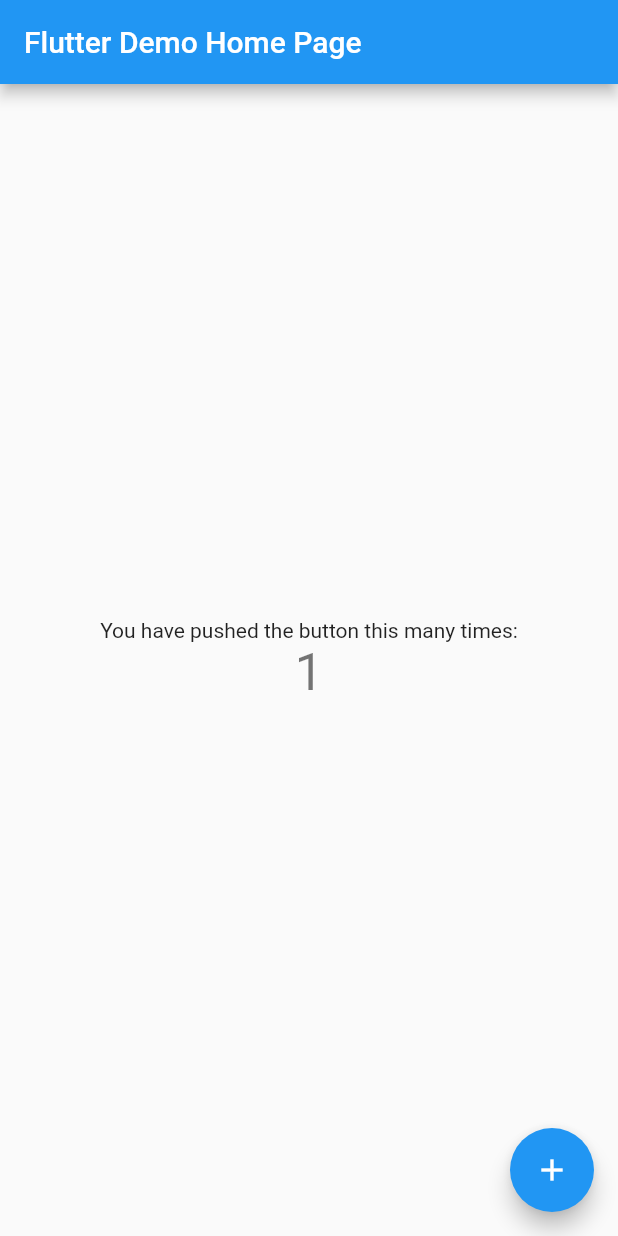
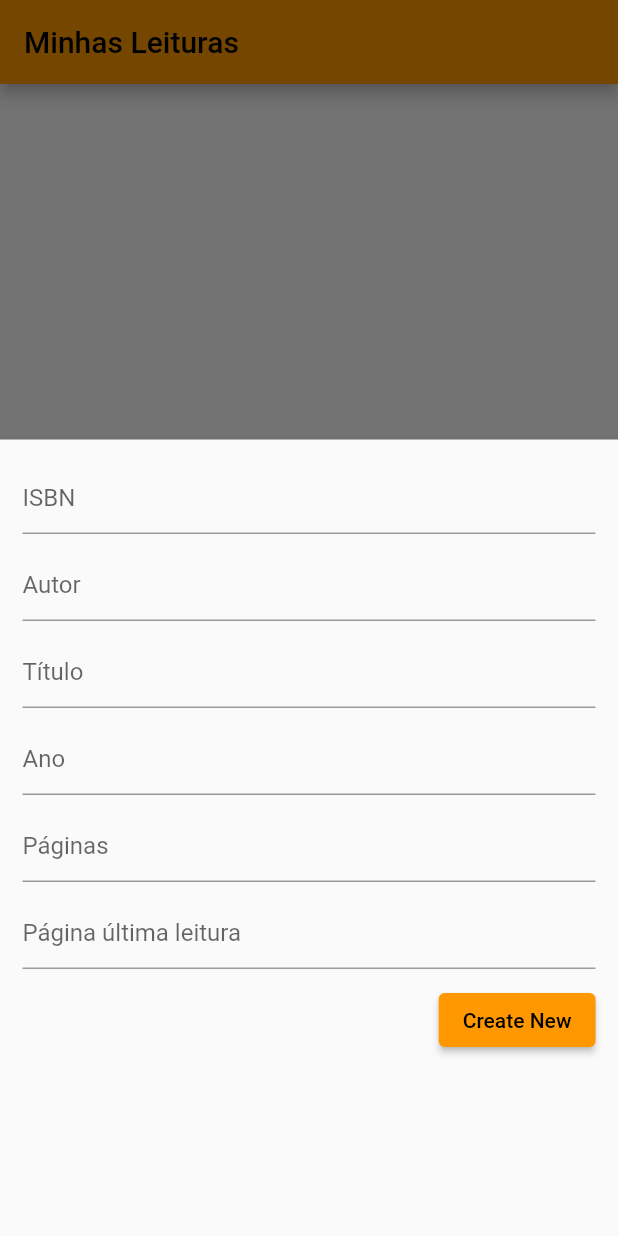
Before and after one commit to maxwelldantas/minhas_leituras, a Flutter app: the screen it shows after launch, after a tap on the "add" icon, on a phone screen of 412 x 824 dp. Run offline on Flutter 3.47's test engine with Material 2 defaults, Android fonts, the phone set to English and light mode, and no system bars; our stand-ins replace sqflite; accounts and stored records are empty.

Commit message:
Criando tela para cadastrar e listar os livros

```diff
--- a/lib/main.dart
+++ b/lib/main.dart
@@ -1,115 +1,253 @@
 import 'package:flutter/material.dart';
+import 'package:flutter/services.dart';
+
+import 'repository/database/sql_helper.dart';
 
 void main() {
   runApp(const MyApp());
 }
 
 class MyApp extends StatelessWidget {
-  const MyApp({super.key});
+  const MyApp({Key? key}) : super(key: key);
 
-  // This widget is the root of your application.
   @override
   Widget build(BuildContext context) {
     return MaterialApp(
-      title: 'Flutter Demo',
+        // Remove the debug banner
+        debugShowCheckedModeBanner: false,
+        title: 'Minhas Leituras',
         theme: ThemeData(
-        // This is the theme of your application.
-        //
-        // Try running your application with "flutter run". You'll see the
-        // application has a blue toolbar. Then, without quitting the app, try
-        // changing the primarySwatch below to Colors.green and then invoke
-        // "hot reload" (press "r" in the console where you ran "flutter run",
-        // or simply save your changes to "hot reload" in a Flutter IDE).
-        // Notice that the counter didn't reset back to zero; the application
-        // is not restarted.
-        primarySwatch: Colors.blue,
+          primarySwatch: Colors.orange,
         ),
-      home: const MyHomePage(title: 'Flutter Demo Home Page'),
-    );
+        home: const HomePage());
   }
 }
 
-class MyHomePage extends StatefulWidget {
-  const MyHomePage({super.key, required this.title});
-
-  // This widget is the home page of your application. It is stateful, meaning
-  // that it has a State object (defined below) that contains fields that affect
-  // how it looks.
-
-  // This class is the configuration for the state. It holds the values (in this
-  // case the title) provided by the parent (in this case the App widget) and
-  // used by the build method of the State. Fields in a Widget subclass are
-  // always marked "final".
-
-  final String title;
+class HomePage extends StatefulWidget {
+  const HomePage({Key? key}) : super(key: key);
 
   @override
-  State<MyHomePage> createState() => _MyHomePageState();
+  _HomePageState createState() => _HomePageState();
 }
 
-class _MyHomePageState extends State<MyHomePage> {
-  int _counter = 0;
+class _HomePageState extends State<HomePage> {
+  // All livros
+  List<Map<String, dynamic>> _livros = [];
 
-  void _incrementCounter() {
+  bool _isLoading = true;
+
+  // This function is used to fetch all data from the database
+  void _refreshLivros() async {
+    final data = await SQLHelper.getLivros();
     setState(() {
-      // This call to setState tells the Flutter framework that something has
-      // changed in this State, which causes it to rerun the build method below
-      // so that the display can reflect the updated values. If we changed
-      // _counter without calling setState(), then the build method would not be
-      // called again, and so nothing would appear to happen.
-      _counter++;
+      _livros = data;
+      _isLoading = false;
     });
   }
 
   @override
+  void initState() {
+    super.initState();
+    _refreshLivros(); // Loading the diary when the app starts
+  }
+
+  final TextEditingController _isbnController = TextEditingController();
+  final TextEditingController _autorController = TextEditingController();
+  final TextEditingController _tituloController = TextEditingController();
+  final TextEditingController _anoController = TextEditingController();
+  final TextEditingController _paginasController = TextEditingController();
+  final TextEditingController _paginaLeituraController =
+      TextEditingController();
+
+  // This function will be triggered when the floating button is pressed
+  // It will also be triggered when you want to update an livro
+  void _showForm(int? id) async {
+    if (id != null) {
+      // id == null -> create new livro
+      // id != null -> update an existing livro
+      final existingLivros =
+          _livros.firstWhere((element) => element['id'] == id);
+      _isbnController.text = existingLivros['isbn'];
+      _autorController.text = existingLivros['autor'];
+      _tituloController.text = existingLivros['titulo'];
+      _anoController.text = existingLivros['ano'].toString();
+      _paginasController.text = existingLivros['paginas'].toString();
+      _paginaLeituraController.text =
+          existingLivros['paginaLeitura'].toString();
+    }
+
+    showModalBottomSheet(
+        context: context,
+        elevation: 5,
+        isScrollControlled: true,
+        builder: (_) => Container(
+              padding: EdgeInsets.only(
+                top: 15,
+                left: 15,
+                right: 15,
+                // this will prevent the soft keyboard from covering the text fields
+                bottom: MediaQuery.of(context).viewInsets.bottom + 120,
+              ),
+              child: Column(
+                mainAxisSize: MainAxisSize.min,
+                crossAxisAlignment: CrossAxisAlignment.end,
+                children: [
+                  TextField(
+                    controller: _isbnController,
+                    decoration: const InputDecoration(hintText: 'ISBN'),
+                  ),
+                  const SizedBox(
+                    height: 10,
+                  ),
+                  TextField(
+                    controller: _autorController,
+                    decoration: const InputDecoration(hintText: 'Autor'),
+                  ),
+                  const SizedBox(
+                    height: 10,
+                  ),
+                  TextField(
+                    controller: _tituloController,
+                    decoration: const InputDecoration(hintText: 'Título'),
+                  ),
+                  const SizedBox(
+                    height: 10,
+                  ),
+                  TextField(
+                    controller: _anoController,
+                    decoration: const InputDecoration(hintText: 'Ano'),
+                    keyboardType: TextInputType.number,
+                    inputFormatters: [FilteringTextInputFormatter.digitsOnly],
+                  ),
+                  const SizedBox(
+                    height: 10,
+                  ),
+                  TextField(
+                    controller: _paginasController,
+                    decoration: const InputDecoration(hintText: 'Páginas'),
+                    keyboardType: TextInputType.number,
+                    inputFormatters: [FilteringTextInputFormatter.digitsOnly],
+                  ),
+                  const SizedBox(
+                    height: 10,
+                  ),
+                  TextField(
+                    controller: _paginaLeituraController,
+                    decoration: const InputDecoration(
+                        hintText: 'Página última leitura'),
+                    keyboardType: TextInputType.number,
+                    inputFormatters: [FilteringTextInputFormatter.digitsOnly],
+                  ),
+                  const SizedBox(
+                    height: 10,
+                  ),
+                  ElevatedButton(
+                    onPressed: () async {
+                      // Save new livro
+                      if (id == null) {
+                        await _addLivro();
+                      }
+
+                      if (id != null) {
+                        await _updateLivro(id);
+                      }
+
+                      // Clear the text fields
+                      _isbnController.text = '';
+                      _autorController.text = '';
+                      _tituloController.text = '';
+                      _anoController.text = '';
+                      _paginasController.text = '';
+                      _paginaLeituraController.text = '';
+
+                      // Close the bottom sheet
+                      Navigator.of(context).pop();
+                    },
+                    child: Text(id == null ? 'Create New' : 'Update'),
+                  )
+                ],
+              ),
+            ));
+  }
+
+// Insert a new livro to the database
+  Future<void> _addLivro() async {
+    await SQLHelper.createLivro(
+        _isbnController.text,
+        _autorController.text,
+        _tituloController.text,
+        _anoController.text.isEmpty ? 0 : int.parse(_anoController.text),
+        _paginasController.text.isEmpty
+            ? 0
+            : int.parse(_paginasController.text));
+    _refreshLivros();
+  }
+
+  // Update an existing livro
+  Future<void> _updateLivro(int id) async {
+    await SQLHelper.updateLivro(
+        id,
+        _isbnController.text,
+        _autorController.text,
+        _tituloController.text,
+        _anoController.text.isEmpty ? 0 : int.parse(_anoController.text),
+        _paginasController.text.isEmpty
+            ? 0
+            : int.parse(_paginasController.text),
+        _paginaLeituraController.text.isEmpty
+            ? 0
+            : int.parse(_paginaLeituraController.text));
+    _refreshLivros();
+  }
+
+  // Delete an livro
+  void _deleteLivro(int id) async {
+    await SQLHelper.deleteLivro(id);
+    ScaffoldMessenger.of(context).showSnackBar(const SnackBar(
+      content: Text('Livro removido com sucesso!'),
+    ));
+    _refreshLivros();
+  }
+
+  @override
   Widget build(BuildContext context) {
-    // This method is rerun every time setState is called, for instance as done
-    // by the _incrementCounter method above.
-    //
-    // The Flutter framework has been optimized to make rerunning build methods
-    // fast, so that you can just rebuild anything that needs updating rather
-    // than having to individually change instances of widgets.
     return Scaffold(
       appBar: AppBar(
-        // Here we take the value from the MyHomePage object that was created by
-        // the App.build method, and use it to set our appbar title.
-        title: Text(widget.title),
+        title: const Text('Minhas Leituras'),
       ),
-      body: Center(
-        // Center is a layout widget. It takes a single child and positions it
-        // in the middle of the parent.
-        child: Column(
-          // Column is also a layout widget. It takes a list of children and
-          // arranges them vertically. By default, it sizes itself to fit its
-          // children horizontally, and tries to be as tall as its parent.
-          //
-          // Invoke "debug painting" (press "p" in the console, choose the
-          // "Toggle Debug Paint" action from the Flutter Inspector in Android
-          // Studio, or the "Toggle Debug Paint" command in Visual Studio Code)
-          // to see the wireframe for each widget.
-          //
-          // Column has various properties to control how it sizes itself and
-          // how it positions its children. Here we use mainAxisAlignment to
-          // center the children vertically; the main axis here is the vertical
-          // axis because Columns are vertical (the cross axis would be
-          // horizontal).
-          mainAxisAlignment: MainAxisAlignment.center,
-          children: <Widget>[
-            const Text(
-              'You have pushed the button this many times:',
+      body: _isLoading
+          ? const Center(
+              child: CircularProgressIndicator(),
+            )
+          : ListView.builder(
+              itemCount: _livros.length,
+              itemBuilder: (context, index) => Card(
+                color: Colors.orange[200],
+                margin: const EdgeInsets.all(15),
+                child: ListTile(
+                    title: Text('Título: ' + _livros[index]['titulo']),
+                    subtitle: Text('Página última leitura: ' + _livros[index]['paginaLeitura'].toString()),
+                    trailing: SizedBox(
+                      width: 100,
+                      child: Row(
+                        children: [
+                          IconButton(
+                            icon: const Icon(Icons.edit),
+                            onPressed: () => _showForm(_livros[index]['id']),
                           ),
-            Text(
-              '$_counter',
-              style: Theme.of(context).textTheme.headline4,
+                          IconButton(
+                            icon: const Icon(Icons.delete),
+                            onPressed: () => _deleteLivro(_livros[index]['id']),
                           ),
                         ],
                       ),
+                    )),
+              ),
             ),
       floatingActionButton: FloatingActionButton(
-        onPressed: _incrementCounter,
-        tooltip: 'Increment',
         child: const Icon(Icons.add),
-      ), // This trailing comma makes auto-formatting nicer for build methods.
+        onPressed: () => _showForm(null),
+      ),
     );
   }
 }
--- /dev/null
+++ b/lib/repository/database/sql_helper.dart
@@ -0,0 +1,106 @@
+import 'package:flutter/foundation.dart';
+import 'package:minhas_leituras/repository/entity/livro.dart';
+import 'package:path/path.dart';
+import 'package:sqflite/sqflite.dart' as sql;
+import 'package:sqflite/sqflite.dart';
+
+class SQLHelper {
+  static Future<void> createTables(sql.Database database) async {
+    await database.execute("""
+    CREATE TABLE livros
+    (
+        id INTEGER PRIMARY KEY AUTOINCREMENT NOT NULL,
+        isbn TEXT,
+        autor TEXT,
+        titulo TEXT,
+        ano INTEGER,
+        paginas INTEGER,
+        paginaLeitura INTEGER,
+        criadoEm TIMESTAMP NOT NULL DEFAULT CURRENT_TIMESTAMP,
+        atualizadoEm TIMESTAMP
+    )
+    """);
+  }
+
+// id: the id of a livro.
+// autor, titulo, ano, paginas: attributes for livro.
+// criado_em: the time that the livro was created. It will be automatically handled by SQLite.
+// atualizado_em: the time that the livro was updated.
+
+  static Future<sql.Database> db() async {
+    // await rootBundle.load(join('assets', 'database.db'));
+    return sql.openDatabase(
+      join(await getDatabasesPath(), 'minhas_leituras_database.db'),
+      version: 1,
+      onCreate: (sql.Database database, int version) async {
+        await createTables(database);
+      },
+    );
+  }
+
+  // Create new livro
+  static Future<int> createLivro(
+      String isbn, String autor, String titulo, int ano, int paginas) async {
+    final db = await SQLHelper.db();
+
+    Livro criarLivro = Livro(isbn, autor, titulo, ano, paginas, 0);
+
+    final data = {
+      'isbn': criarLivro.isbn,
+      'autor': criarLivro.autor,
+      'titulo': criarLivro.titulo,
+      'ano': criarLivro.ano,
+      'paginas': criarLivro.paginas,
+      'paginaLeitura': criarLivro.paginaLeitura
+    };
+    final id = await db.insert('livros', data,
+        conflictAlgorithm: sql.ConflictAlgorithm.replace);
+    return id;
+  }
+
+  // Read all livros
+  static Future<List<Map<String, dynamic>>> getLivros() async {
+    final db = await SQLHelper.db();
+    return db.query('livros', orderBy: "id");
+  }
+
+  // Read a single livro by id
+  // The app doesn't use this method but I put here in case you want to see it
+  static Future<List<Map<String, dynamic>>> getLivro(int id) async {
+    final db = await SQLHelper.db();
+    return db.query('livros', where: "id = ?", whereArgs: [id], limit: 1);
+  }
+
+  // Update an livro by id
+  static Future<int> updateLivro(int id, String isbn, String autor,
+      String titulo, int ano, int paginas, int paginaLeitura) async {
+    final db = await SQLHelper.db();
+
+    Livro atualizarLivro =
+        Livro(isbn, autor, titulo, ano, paginas, paginaLeitura);
+
+    final data = {
+      'isbn': atualizarLivro.isbn,
+      'autor': atualizarLivro.autor,
+      'titulo': atualizarLivro.titulo,
+      'ano': atualizarLivro.ano,
+      'paginas': atualizarLivro.paginas,
+      'paginaLeitura': atualizarLivro.paginaLeitura,
+      'atualizadoEm': DateTime.now().toString()
+    };
+
+    final result =
+        await db.update('livros', data, where: "id = ?", whereArgs: [id]);
+    return result;
+  }
+
+  // Delete
+  static Future<void> deleteLivro(int id) async {
+    final db = await SQLHelper.db();
+    try {
+      await db.delete("livros", where: "id = ?", whereArgs: [id]);
+    } catch (err) {
+      debugPrint("Algo deu errado ao excluir um livro: $err");
+    }
+  }
+}
--- /dev/null
+++ b/lib/repository/entity/livro.dart
@@ -0,0 +1,68 @@
+class Livro {
+  late int _id;
+  late String _isbn;
+  late String _autor;
+  late String _titulo;
+  late int _ano;
+  late int _paginas;
+  late int _paginaLeitura;
+  var _criadoEm;
+  var _atualizadoEm;
+
+  Livro(this._isbn, this._autor, this._titulo, this._ano,
+      this._paginas, this._paginaLeitura);
+
+  get atualizadoEm => _atualizadoEm;
+
+  set atualizadoEm(value) {
+    _atualizadoEm = value;
+  }
+
+  get criadoEm => _criadoEm;
+
+  set criadoEm(value) {
+    _criadoEm = value;
+  }
+
+  int get paginaLeitura => _paginaLeitura;
+
+  set paginaLeitura(int value) {
+    _paginaLeitura = value;
+  }
+
+  int get paginas => _paginas;
+
+  set paginas(int value) {
+    _paginas = value;
+  }
+
+  int get ano => _ano;
+
+  set ano(int value) {
+    _ano = value;
+  }
+
+  String get titulo => _titulo;
+
+  set titulo(String value) {
+    _titulo = value;
+  }
+
+  String get autor => _autor;
+
+  set autor(String value) {
+    _autor = value;
+  }
+
+  String get isbn => _isbn;
+
+  set isbn(String value) {
+    _isbn = value;
+  }
+
+  int get id => _id;
+
+  set id(int value) {
+    _id = value;
+  }
+}
--- a/pubspec.yaml
+++ b/pubspec.yaml
@@ -36,6 +36,7 @@
   # The following adds the Cupertino Icons font to your application.
   # Use with the CupertinoIcons class for iOS style icons.
   cupertino_icons: ^1.0.2
+  sqflite: ^1.3.1
 
 dev_dependencies:
   flutter_test:
```
Also changed, not shown: pubspec.lock, 1 other file. Lines whose indentation alone changed are shown as unchanged.
